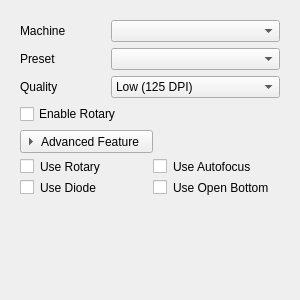
The window that src/widgets/panels/doc-panel.ui (flux3dp/swiftray) describes before a commit, drawn with Qt 5.
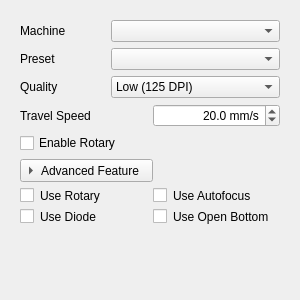
The same window after the commit. Custom widgets are drawn as their Qt base class.

Commit message: Add setting of travel speed for framing, rotary test, and jogging move

What changed in the file:
```diff
--- a/src/widgets/panels/doc-panel.ui
+++ b/src/widgets/panels/doc-panel.ui
@@ -52,7 +52,7 @@
         <x>0</x>
         <y>0</y>
         <width>261</width>
-        <height>279</height>
+        <height>312</height>
        </rect>
       </property>
       <layout class="QVBoxLayout" name="verticalLayout_5">
@@ -163,6 +163,36 @@
          </item>
         </layout>
        </item>
+       <item>
+        <layout class="QHBoxLayout" name="horizontalLayout_6">
+         <item>
+          <widget class="QLabel" name="label_4">
+           <property name="text">
+            <string>Travel Speed</string>
+           </property>
+          </widget>
+         </item>
+         <item>
+          <widget class="QDoubleSpinBox" name="speedSpinBox">
+           <property name="alignment">
+            <set>Qt::AlignRight|Qt::AlignTrailing|Qt::AlignVCenter</set>
+           </property>
+           <property name="suffix">
+            <string> mm/s</string>
+           </property>
+           <property name="decimals">
+            <number>1</number>
+           </property>
+           <property name="singleStep">
+            <double>0.100000000000000</double>
+           </property>
+           <property name="value">
+            <double>20.000000000000000</double>
+           </property>
+          </widget>
+         </item>
+        </layout>
+       </item>
        <item>
         <widget class="QCheckBox" name="rotaryCheckBox">
          <property name="text">
```
The commit also changes 9 other files.
